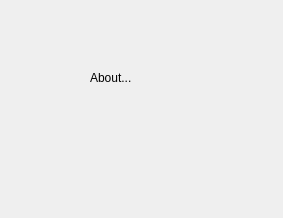
Old version of the form ola/client/auth/about_form.ui in the repository myapps-directory/myapps-client.
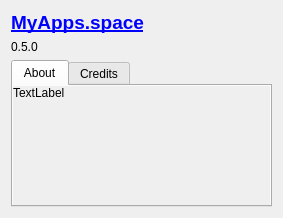
New version of the form.

Commit message: support for about form

Diff of the .ui file:
```diff
--- a/ola/client/auth/about_form.ui
+++ b/ola/client/auth/about_form.ui
@@ -13,19 +13,211 @@
   <property name="windowTitle">
    <string>Form</string>
   </property>
-  <widget class="QLabel" name="label">
-   <property name="geometry">
-    <rect>
-     <x>90</x>
-     <y>70</y>
-     <width>56</width>
-     <height>16</height>
-    </rect>
-   </property>
-   <property name="text">
-    <string>About...</string>
-   </property>
-  </widget>
+  <layout class="QVBoxLayout" name="verticalLayout">
+   <item>
+    <widget class="QLabel" name="label_title">
+     <property name="maximumSize">
+      <size>
+       <width>16777215</width>
+       <height>30</height>
+      </size>
+     </property>
+     <property name="font">
+      <font>
+       <pointsize>14</pointsize>
+      </font>
+     </property>
+     <property name="text">
+      <string>&lt;a href=https://myapps.space&gt;&lt;b&gt;MyApps.space&lt;/b&gt;&lt;/a&gt;</string>
+     </property>
+     <property name="openExternalLinks">
+      <bool>true</bool>
+     </property>
+    </widget>
+   </item>
+   <item>
+    <widget class="QLabel" name="label_version">
+     <property name="maximumSize">
+      <size>
+       <width>16777215</width>
+       <height>20</height>
+      </size>
+     </property>
+     <property name="text">
+      <string>0.5.0</string>
+     </property>
+     <property name="openExternalLinks">
+      <bool>true</bool>
+     </property>
+    </widget>
+   </item>
+   <item>
+    <widget class="QTabWidget" name="tabWidget">
+     <property name="currentIndex">
+      <number>0</number>
+     </property>
+     <widget class="QWidget" name="tab">
+      <attribute name="title">
+       <string>About</string>
+      </attribute>
+      <layout class="QVBoxLayout" name="verticalLayout_2">
+       <property name="spacing">
+        <number>0</number>
+       </property>
+       <property name="leftMargin">
+        <number>0</number>
+       </property>
+       <property name="topMargin">
+        <number>0</number>
+       </property>
+       <property name="rightMargin">
+        <number>0</number>
+       </property>
+       <property name="bottomMargin">
+        <number>0</number>
+       </property>
+       <item>
+        <widget class="QScrollArea" name="scrollArea_2">
+         <property name="frameShape">
+          <enum>QFrame::NoFrame</enum>
+         </property>
+         <property name="frameShadow">
+          <enum>QFrame::Plain</enum>
+         </property>
+         <property name="widgetResizable">
+          <bool>true</bool>
+         </property>
+         <widget class="QWidget" name="scrollAreaWidgetContents_2">
+          <property name="geometry">
+           <rect>
+            <x>0</x>
+            <y>0</y>
+            <width>255</width>
+            <height>109</height>
+           </rect>
+          </property>
+          <layout class="QVBoxLayout" name="verticalLayout_5">
+           <property name="spacing">
+            <number>0</number>
+           </property>
+           <property name="leftMargin">
+            <number>0</number>
+           </property>
+           <property name="topMargin">
+            <number>0</number>
+           </property>
+           <property name="rightMargin">
+            <number>0</number>
+           </property>
+           <property name="bottomMargin">
+            <number>0</number>
+           </property>
+           <item>
+            <widget class="QLabel" name="label_about">
+             <property name="text">
+              <string>TextLabel</string>
+             </property>
+             <property name="textFormat">
+              <enum>Qt::MarkdownText</enum>
+             </property>
+             <property name="alignment">
+              <set>Qt::AlignLeading|Qt::AlignLeft|Qt::AlignTop</set>
+             </property>
+             <property name="wordWrap">
+              <bool>true</bool>
+             </property>
+             <property name="openExternalLinks">
+              <bool>true</bool>
+             </property>
+            </widget>
+           </item>
+          </layout>
+         </widget>
+        </widget>
+       </item>
+      </layout>
+     </widget>
+     <widget class="QWidget" name="tab_2">
+      <attribute name="title">
+       <string>Credits</string>
+      </attribute>
+      <layout class="QVBoxLayout" name="verticalLayout_3">
+       <property name="spacing">
+        <number>0</number>
+       </property>
+       <property name="leftMargin">
+        <number>0</number>
+       </property>
+       <property name="topMargin">
+        <number>0</number>
+       </property>
+       <property name="rightMargin">
+        <number>0</number>
+       </property>
+       <property name="bottomMargin">
+        <number>0</number>
+       </property>
+       <item>
+        <widget class="QScrollArea" name="scrollArea">
+         <property name="frameShape">
+          <enum>QFrame::NoFrame</enum>
+         </property>
+         <property name="frameShadow">
+          <enum>QFrame::Plain</enum>
+         </property>
+         <property name="widgetResizable">
+          <bool>true</bool>
+         </property>
+         <widget class="QWidget" name="scrollAreaWidgetContents">
+          <property name="geometry">
+           <rect>
+            <x>0</x>
+            <y>0</y>
+            <width>255</width>
+            <height>109</height>
+           </rect>
+          </property>
+          <layout class="QVBoxLayout" name="verticalLayout_4">
+           <property name="spacing">
+            <number>0</number>
+           </property>
+           <property name="topMargin">
+            <number>0</number>
+           </property>
+           <property name="rightMargin">
+            <number>0</number>
+           </property>
+           <property name="bottomMargin">
+            <number>0</number>
+           </property>
+           <item>
+            <widget class="QLabel" name="label_credits">
+             <property name="text">
+              <string>TextLabel</string>
+             </property>
+             <property name="textFormat">
+              <enum>Qt::MarkdownText</enum>
+             </property>
+             <property name="alignment">
+              <set>Qt::AlignLeading|Qt::AlignLeft|Qt::AlignTop</set>
+             </property>
+             <property name="wordWrap">
+              <bool>true</bool>
+             </property>
+             <property name="openExternalLinks">
+              <bool>true</bool>
+             </property>
+            </widget>
+           </item>
+          </layout>
+         </widget>
+        </widget>
+       </item>
+      </layout>
+     </widget>
+    </widget>
+   </item>
+  </layout>
  </widget>
  <resources/>
  <connections/>
```
The commit also changes 3 other files.
